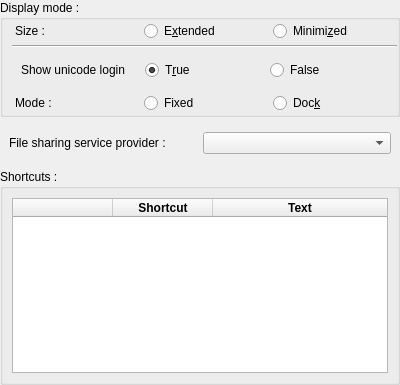
Above: ui/settingsmanager/qqpalmisettings.ui from dguihal/quteqoin before the change. Below: the same form after it.
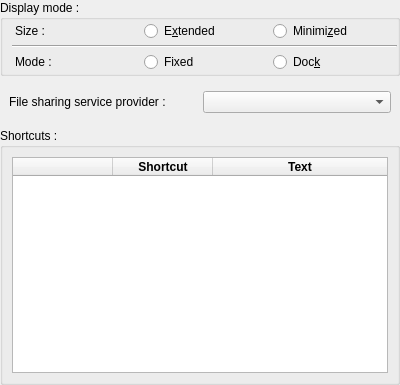
That is the form after the change. Custom widgets are drawn as their Qt base class.

What changed in the file:
```diff
--- a/ui/settingsmanager/qqpalmisettings.ui
+++ b/ui/settingsmanager/qqpalmisettings.ui
@@ -90,36 +90,6 @@
         </property>
        </widget>
       </item>
-      <item>
-       <widget class="QWidget" name="widget_4" native="true">
-        <layout class="QHBoxLayout" name="horizontalLayout_4">
-         <item>
-          <widget class="QLabel" name="lable_42">
-           <property name="text">
-            <string>Show unicode login</string>
-           </property>
-          </widget>
-         </item>
-         <item>
-          <widget class="QRadioButton" name="dmShowUnicode">
-           <property name="text">
-            <string>T&amp;rue</string>
-           </property>
-           <property name="checked">
-            <bool>true</bool>
-           </property>
-          </widget>
-         </item>
-         <item>
-          <widget class="QRadioButton" name="dmHideUnicode">
-           <property name="text">
-            <string>False</string>
-           </property>
-          </widget>
-         </item>
-        </layout>
-       </widget>
-      </item>
       <item>
        <widget class="QWidget" name="widget_2" native="true">
         <layout class="QHBoxLayout" name="horizontalLayout">
```
